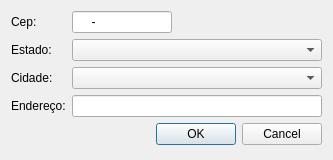
Before: the Qt Designer form cepaddview.ui in alexandrepossebom/qsc, drawn with Qt 5.
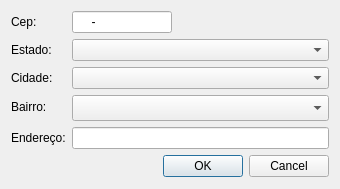
After: the same form once the commit is applied.

Commit message: - Added missing bairro field in cep.

What changed in the file:
```diff
--- a/cepaddview.ui
+++ b/cepaddview.ui
@@ -6,8 +6,8 @@
    <rect>
     <x>0</x>
     <y>0</y>
-    <width>333</width>
-    <height>160</height>
+    <width>340</width>
+    <height>189</height>
    </rect>
   </property>
   <property name="windowTitle">
@@ -78,16 +78,33 @@
     </widget>
    </item>
    <item row="3" column="0">
+    <widget class="QLabel" name="label_5">
+     <property name="text">
+      <string>Bairro:</string>
+     </property>
+    </widget>
+   </item>
+   <item row="3" column="1">
+    <widget class="QComboBox" name="bairroComboBox">
+     <property name="minimumSize">
+      <size>
+       <width>151</width>
+       <height>26</height>
+      </size>
+     </property>
+    </widget>
+   </item>
+   <item row="4" column="0">
     <widget class="QLabel" name="label_4">
      <property name="text">
       <string>Endereço:</string>
      </property>
     </widget>
    </item>
-   <item row="3" column="1">
+   <item row="4" column="1">
     <widget class="QLineEdit" name="enderecoLineEdit"/>
    </item>
-   <item row="4" column="0" colspan="2">
+   <item row="5" column="0" colspan="2">
     <widget class="QDialogButtonBox" name="buttonBox">
      <property name="orientation">
       <enum>Qt::Horizontal</enum>
```
The commit also changes 8 other files.
